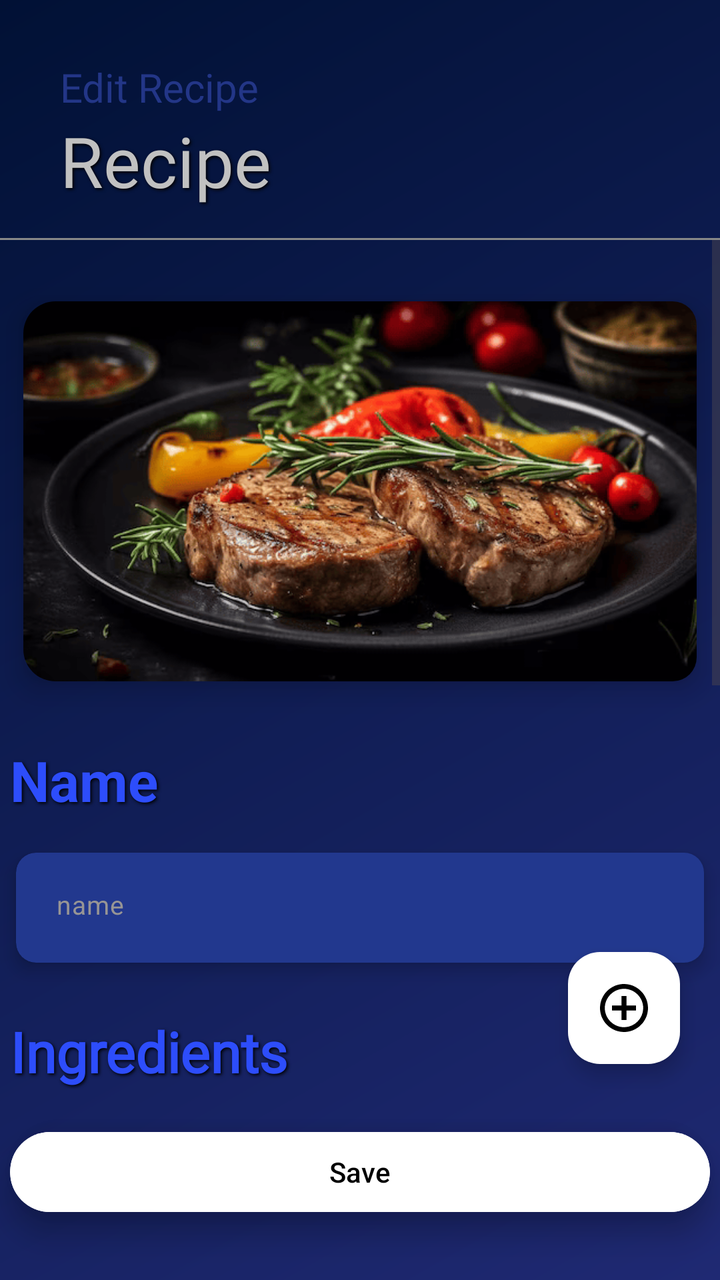
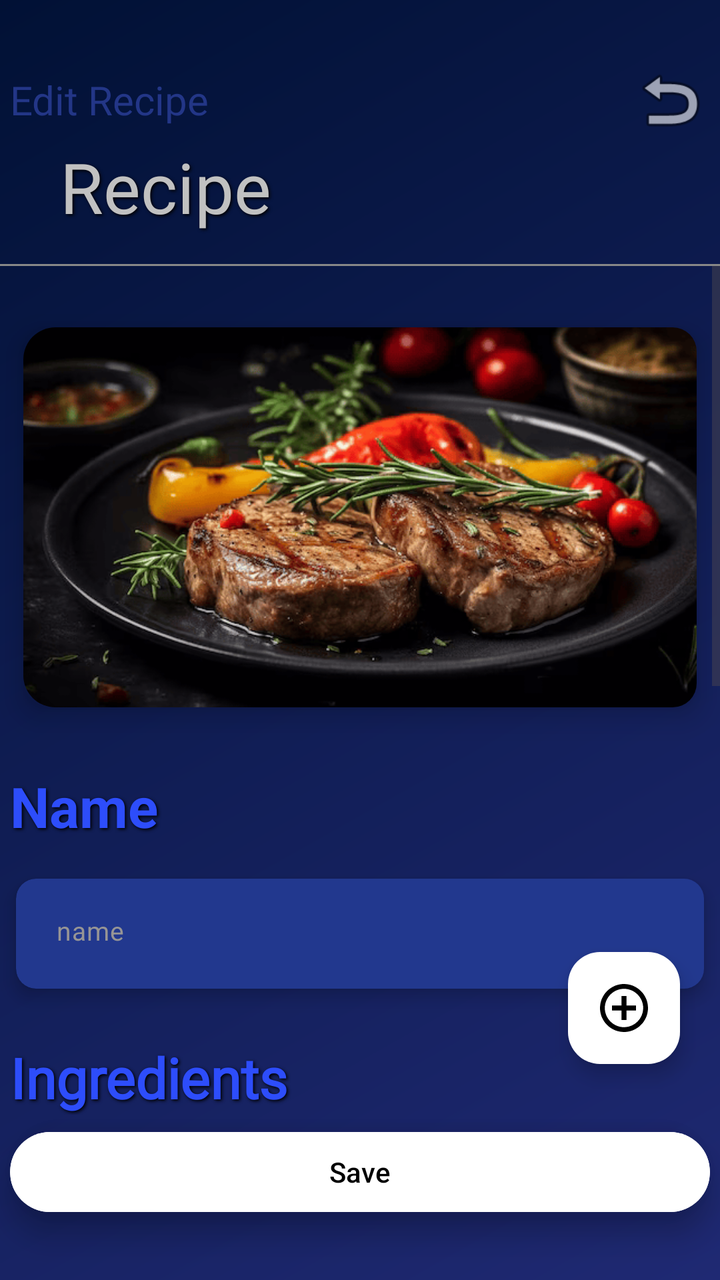

The first picture is an Android layout as it rendered before a commit; the second is the same layout after the commit. The layout source and the unified diff follow.
<!-- AndroidManifest.xml: application theme Theme.Recipe -->
<!-- res/layout/activity_edit_recipe.xml -->
<androidx.constraintlayout.widget.ConstraintLayout
    xmlns:android="http://schemas.android.com/apk/res/android"
    xmlns:app="http://schemas.android.com/apk/res-auto"
    xmlns:tools="http://schemas.android.com/tools"
    android:id="@+id/main"
    android:layout_width="match_parent"
    android:layout_height="match_parent"
    android:background="@drawable/my_background">

    
    <TextView
        android:id="@+id/YourRecipeTextView"
        android:layout_width="0dp"
        android:layout_height="wrap_content"
        android:layout_marginTop="30dp"
        android:layout_marginStart="30dp"
        android:layout_marginEnd="30dp"
        android:fontFamily="@font/archivo_black"
        android:gravity="start"
        android:text="Edit Recipe"
        android:textColor="@color/my_recipes_background"
        android:textSize="20sp"
        app:layout_constraintTop_toTopOf="parent"
        app:layout_constraintStart_toStartOf="parent"
        app:layout_constraintEnd_toEndOf="parent"/>

    
    <TextView
        android:id="@+id/RecipeTextViewShow"
        android:layout_width="0dp"
        android:layout_height="wrap_content"
        android:fontFamily="@font/open_sans_light"
        android:gravity="start"
        android:layout_marginStart="30dp"
        android:layout_marginEnd="30dp"
        android:minHeight="62dp"
        android:maxHeight="200dp"
        android:shadowColor="#000000"
        android:shadowDx="2"
        android:shadowDy="2"
        android:shadowRadius="4"
        android:text="Recipe"
        android:textColor="@color/my_text_view_back"
        android:textSize="35sp"
        app:layout_constraintEnd_toEndOf="parent"
        app:layout_constraintStart_toStartOf="parent"
        app:layout_constraintTop_toBottomOf="@id/YourRecipeTextView" />

    
    <View
        android:id="@+id/lineUnderText"
        android:layout_width="0dp"
        android:layout_height="1dp"
        android:background="#888888"
        app:layout_constraintTop_toBottomOf="@id/RecipeTextViewShow"
        app:layout_constraintStart_toStartOf="parent"
        app:layout_constraintEnd_toEndOf="parent"/>

    
    <ScrollView
        android:id="@+id/scrollContent"
        android:layout_width="0dp"
        android:layout_height="0dp"
        android:fillViewport="true"
        android:layout_marginBottom="70dp"
        app:layout_constraintTop_toBottomOf="@id/lineUnderText"
        app:layout_constraintStart_toStartOf="parent"
        app:layout_constraintEnd_toEndOf="parent"
        app:layout_constraintBottom_toBottomOf="parent">

        
        <LinearLayout
            android:layout_width="match_parent"
            android:layout_height="wrap_content"
            android:orientation="vertical">


            <androidx.cardview.widget.CardView
                android:id="@+id/CardViewRecipeImage"
                android:layout_width="wrap_content"
                android:layout_height="wrap_content"
                android:layout_marginTop="15dp"
                android:layout_gravity="center"
                app:cardCornerRadius="12dp"
                app:cardElevation="8dp"
                app:cardUseCompatPadding="true"
                app:cardBackgroundColor="@android:color/transparent">


                <ImageView
                    android:id="@+id/RecipeImageView"
                    android:layout_width="350dp"
                    android:layout_height="190dp"
                    android:background="@drawable/rounded_image"
                    android:clipToOutline="true"
                    android:scaleType="centerCrop"
                    android:src="@drawable/steak"
                    tools:layout_editor_absoluteX="-66dp"
                    tools:layout_editor_absoluteY="-4dp"
                    />
            </androidx.cardview.widget.CardView>

            <TextView
                android:id="@+id/TextViewNameRecipe"
                android:layout_width="350dp"
                android:layout_height="wrap_content"
                android:layout_gravity="center"
                android:layout_marginTop="15dp"
                android:shadowColor="#000000"
                android:shadowDx="2"
                android:shadowDy="2"
                android:shadowRadius="4"
                android:text="Name"
                android:textColor="@color/my_text_view_show"
                android:textSize="28sp"
                android:textStyle="bold" />

            <androidx.cardview.widget.CardView
                android:id="@+id/CardViewRecipeName"
                android:layout_width="wrap_content"
                android:layout_height="wrap_content"
                android:layout_gravity="center"
                android:layout_marginTop="7dp"
                android:padding="8dp"
                app:cardBackgroundColor="@android:color/transparent"
                app:cardElevation="5dp"
                app:cardCornerRadius="10dp"
                app:cardUseCompatPadding="true">



                <EditText
                    android:id="@+id/EditTextRecipe"
                    style="@style/Widget.Material3.AutoCompleteTextView.OutlinedBox"
                    android:layout_width="350dp"
                    android:layout_height="wrap_content"
                    android:minHeight="55dp"
                    android:gravity="start"
                    android:background="@drawable/textview_border"
                    android:hint="name"
                    android:inputType="text"
                    android:paddingStart="20dp"
                    android:textColor="#DCDCDC"
                    android:textColorHint="#979595"
                    android:textSize="13sp"/>

            </androidx.cardview.widget.CardView>


            
            <TextView
                android:id="@+id/TextViewIngredients"
                android:layout_width="350dp"
                android:layout_height="wrap_content"
                android:layout_gravity="center"
                android:layout_marginTop="15dp"
                android:fontFamily="@font/bakbak_one"
                android:shadowColor="#000000"
                android:shadowDx="2"
                android:shadowDy="2"
                android:shadowRadius="4"
                android:text="Ingredients"
                android:textColor="@color/my_text_view_show"
                android:textSize="28sp"
                android:textStyle="bold" />

            <androidx.recyclerview.widget.RecyclerView
                android:id="@+id/RecyclerViewIngredients"
                android:layout_width="match_parent"
                android:layout_height="wrap_content"
                android:nestedScrollingEnabled="false"
                android:overScrollMode="never"
                tools:listitem="@layout/ingredient_item"
                tools:itemCount="2" />






            <TextView
                android:id="@+id/TextViewInstruction"
                android:layout_width="350dp"
                android:layout_height="wrap_content"
                android:layout_gravity="center"
                android:layout_marginTop="60dp"
                android:text="Instruction"
                android:textColor="@color/my_text_view_show"
                android:textSize="28sp"
                android:fontFamily="@font/bakbak_one"
                android:textStyle="bold"
                android:shadowColor="#000000"
                android:shadowDx="2"
                android:shadowDy="2"
                android:shadowRadius="4"/>


            <androidx.cardview.widget.CardView
                android:id="@+id/CardViewInstruction"
                android:layout_width="wrap_content"
                android:layout_height="wrap_content"
                app:cardElevation="8dp"
                android:layout_marginBottom="150dp"
                app:cardCornerRadius="12dp"
                app:cardUseCompatPadding="true"
                app:cardBackgroundColor="@android:color/transparent"
                android:layout_marginTop="7dp"
                android:layout_gravity="center"
                >

            <EditText
                android:id="@+id/EditTextInsctructionRecipe"
                style="@style/Widget.Material3.AutoCompleteTextView.OutlinedBox"
                android:layout_width="350dp"
                android:layout_height="wrap_content"
                android:minHeight="200dp"
                android:background="@drawable/textview_border"
                android:gravity="top|start"
                android:layout_gravity="center"
                android:hint="instruction"
                android:inputType="textMultiLine"
                android:scrollHorizontally="false"
                android:singleLine="false"
                android:textColor="#DCDCDC"
                android:textColorHint="#979595"
                android:textSize="13sp"
                android:scrollbars="vertical"
                app:layout_constraintStart_toStartOf="parent"
                app:layout_constraintEnd_toEndOf="parent"/>
            </androidx.cardview.widget.CardView>

        </LinearLayout>


    </ScrollView>

    <com.google.android.material.floatingactionbutton.FloatingActionButton
        android:id="@+id/floatingActionButton"
        android:layout_width="wrap_content"
        android:layout_height="wrap_content"
        android:layout_marginEnd="20dp"
        android:layout_marginBottom="30dp"
        android:contentDescription="@string/app_name"
        app:backgroundTint="@color/my_textView_gray"
        app:layout_constraintBottom_toTopOf="@id/CardView"
        app:layout_constraintEnd_toEndOf="parent"
        app:srcCompat="@drawable/ic_add_recipe"
        app:tint="@color/black" />

    <androidx.cardview.widget.CardView
        android:id="@+id/CardView"
        android:layout_width="350dp"
        android:layout_height="wrap_content"
        android:layout_gravity="center"
        android:layout_marginTop="20dp"
        android:layout_marginBottom="30dp"
        app:cardBackgroundColor="@android:color/transparent"
        app:cardCornerRadius="120dp"
        app:cardElevation="8dp"
        app:layout_constraintBottom_toBottomOf="parent"
        app:layout_constraintStart_toStartOf="parent"
        app:layout_constraintEnd_toEndOf="parent">

        <Button
            android:id="@+id/RecipeEditButton"
            android:layout_width="match_parent"
            android:layout_height="match_parent"
            android:backgroundTint="@color/my_textView_gray"
            android:elevation="8dp"
            android:text="Save"
            android:textColor="@color/black" />
    </androidx.cardview.widget.CardView>

</androidx.constraintlayout.widget.ConstraintLayout>
<!-- res/layout/ingredient_item.xml (included above) -->
<?xml version="1.0" encoding="utf-8"?>
<androidx.constraintlayout.widget.ConstraintLayout xmlns:android="http://schemas.android.com/apk/res/android"
    xmlns:app="http://schemas.android.com/apk/res-auto"
    xmlns:tools="http://schemas.android.com/tools"
    android:id="@+id/linearLayout"
    android:layout_width="match_parent"
    android:layout_height="wrap_content"
    android:layout_marginTop="20dp">

    
    <TextView
        android:id="@+id/TextViewIngredient"
        android:layout_width="350dp"
        android:layout_height="wrap_content"
        android:gravity="left"
        android:text="Ingredient"
        android:textStyle="bold"
        android:textColor="@color/my_text_view_back"
        android:textSize="21sp"
        app:layout_constraintEnd_toEndOf="parent"
        app:layout_constraintStart_toStartOf="parent"
        app:layout_constraintTop_toTopOf="parent" />

    <androidx.cardview.widget.CardView
        android:id="@+id/CardViewIngredient"
        android:layout_width="wrap_content"
        android:layout_height="wrap_content"
        android:layout_gravity="center"
        android:layout_marginTop="7dp"
        android:padding="8dp"
        app:cardBackgroundColor="@android:color/transparent"
        app:cardElevation="8dp"
        app:cardCornerRadius="10dp"
        app:cardUseCompatPadding="true"
        app:layout_constraintTop_toBottomOf="@id/TextViewIngredient"
        app:layout_constraintStart_toStartOf="parent"
        app:layout_constraintEnd_toEndOf="parent">

        <LinearLayout
            android:id="@+id/LinearLayoutIngredient"
            android:layout_width="350dp"
            android:layout_height="50dp"
            android:orientation="horizontal"
            android:gravity="center"
            android:background="@drawable/textview_border">

            <EditText
                android:id="@+id/EditTextNameIngredient"
                android:singleLine="true"
                android:scrollHorizontally="true"
                android:ellipsize="none"
                android:inputType="text"
                android:layout_width="140dp"
                android:layout_height="50dp"
                android:layout_marginStart="20dp"
                android:hint="name"
                android:paddingTop="15dp"
                android:textColorHint="@android:color/darker_gray"
                android:textColor="@color/my_text_view_back"
                android:textSize="13sp" />

            <FrameLayout
                android:layout_width="wrap_content"
                android:layout_height="wrap_content">

                <EditText
                    android:id="@+id/EditTextWeight"
                    android:layout_width="80dp"
                    android:layout_height="50dp"
                    android:background="@drawable/weight_border"
                    android:gravity="center"
                    android:paddingStart="7dp"
                    android:paddingEnd="7dp"
                    android:hint="Weight"
                    android:inputType="numberDecimal"
                    android:minHeight="48dp"
                    android:textColor="@color/my_text_view_back"
                    android:textColorHint="@color/my_text_view_back"
                    android:textSize="12sp" />
            </FrameLayout>

            <FrameLayout
                android:layout_width="wrap_content"
                android:layout_height="wrap_content">

                <TextView
                    android:id="@+id/TextViewUnit"
                    android:layout_width="70dp"
                    android:layout_height="50dp"
                    android:background="@drawable/weight_border"
                    android:gravity="center"
                    android:hint="kg"
                    android:inputType="numberDecimal"
                    android:minHeight="48dp"
                    android:textColor="@color/my_text_view_back"
                    android:textColorHint="#979595"
                    android:textSize="13sp" />
            </FrameLayout>

            <Spinner
                android:id="@+id/SpinnerUnit"
                android:layout_width="wrap_content"
                android:layout_height="70dp"
                android:entries="@array/ingredients_unit"
                android:minHeight="48dp" />
        </LinearLayout>
    </androidx.cardview.widget.CardView>

    <Button
        android:id="@+id/ButtonDelete"
        style="@style/Widget.AppCompat.Button.Borderless.Colored"
        android:layout_width="wrap_content"
        android:layout_height="wrap_content"
        android:layout_marginEnd="25dp"
        android:minHeight="48dp"
        android:text="Delete"
        android:textColor="@android:color/holo_red_dark"
        android:textSize="10sp"
        app:layout_constraintBaseline_toBaselineOf="@id/TextViewIngredient"
        app:layout_constraintEnd_toEndOf="parent" />

</androidx.constraintlayout.widget.ConstraintLayout>
<!-- resources referenced by this layout -->
<resources>
  <string-array name="ingredients_unit">
          <item>kg</item>
          <item>gr</item>
          <item>l</item>
          <item>ml</item>
          <item>tbsp</item>
          <item>tsp</item>
  
      </string-array>
  <color name="black">#FF000000</color>
  <color name="my_recipes_background">#233687</color>
  <color name="my_textView_gray">#FFFFFF</color>
  <color name="my_text_view_back">#C1C1C1</color>
  <color name="my_text_view_show">#2D4DFB</color>
  <!-- drawable ic_add_recipe (drawable) -->
  <vector xmlns:android="http://schemas.android.com/apk/res/android"
      android:width="512dp"
      android:height="512dp"
      android:viewportWidth="512"
      android:viewportHeight="512">
    <path
        android:pathData="M233,1c-19.9,1.8 -46.4,7.8 -64.9,14.6 -23.7,8.8 -52.9,25.4 -72.7,41.4 -10.1,8.2 -30.2,28.3 -38.4,38.4 -16,19.8 -32.6,49 -41.4,72.7 -12.4,33.6 -17.8,74.2 -14.6,109.7 1.9,21.6 7.6,47 14.6,66.1 8.8,23.7 25.4,52.9 41.4,72.7 8.2,10.1 28.3,30.2 38.4,38.4 19.8,16 49,32.6 72.7,41.4 33.6,12.4 74.2,17.8 109.7,14.6 21.6,-1.9 47,-7.6 66.1,-14.6 23.7,-8.8 52.9,-25.4 72.7,-41.4 10.1,-8.2 30.2,-28.3 38.4,-38.4 16,-19.8 32.6,-49 41.4,-72.7 7,-19.1 12.7,-44.5 14.6,-66.1 3.2,-35.5 -2.2,-76.1 -14.6,-109.7 -8.8,-23.7 -25.4,-52.9 -41.4,-72.7 -8.2,-10.1 -28.3,-30.2 -38.4,-38.4 -19.8,-16 -49,-32.6 -72.7,-41.4 -33.7,-12.4 -74.7,-17.8 -110.9,-14.6zM273.5,52c48.6,4.6 92.4,25.1 126.9,59.6 67.5,67.6 79.6,169.9 29.8,251.4 -15.7,25.7 -41.5,51.5 -67.2,67.2 -54.4,33.3 -118.8,39.7 -177.8,17.6 -27.9,-10.4 -52.3,-26.2 -73.6,-47.4 -62.5,-62.6 -78.1,-156.4 -39,-234.7 37.8,-75.7 118.5,-121.4 200.9,-113.7z"
        android:fillColor="#000000"
        android:strokeColor="#00000000"/>
    <path
        android:pathData="M230,179l0,51 -51,-0 -51,-0 0,26 0,26 51,-0 51,-0 0,51 0,51 26,-0 26,-0 0,-51 0,-51 51,-0 51,-0 0,-26 0,-26 -51,-0 -51,-0 0,-51 0,-51 -26,-0 -26,-0 0,51z"
        android:fillColor="#000000"
        android:strokeColor="#00000000"/>
  </vector>
  <!-- drawable my_background (drawable) -->
  <shape xmlns:android="http://schemas.android.com/apk/res/android"
      android:shape="rectangle">
  
  
      <gradient
          android:type="linear"
          android:startColor="#011135"
          android:endColor="#1F2973"
          android:angle="315" />
  
      <size
          android:width="1080dp"
          android:height="1920dp" />
  </shape>
  <!-- drawable rounded_image (drawable) -->
  <?xml version="1.0" encoding="utf-8"?>
  <shape xmlns:android="http://schemas.android.com/apk/res/android"
      android:shape="rectangle">
  
      <solid android:color="@android:color/transparent"/>
  
      
      <corners android:radius="16dp"/>
  </shape>
  <!-- drawable steak: png bitmap (drawable, 103174 bytes) -->
  <!-- drawable textview_border (drawable) -->
  <?xml version="1.0" encoding="utf-8"?>
  <shape xmlns:android="http://schemas.android.com/apk/res/android"
      android:shape="rectangle">
  
      
      <solid android:color="#22388E" />
  
      
  
  
      
      <corners android:radius="10dp" />
  </shape>
  <!-- drawable weight_border: png bitmap (drawable, 4779 bytes) -->
  <string name="app_name">Recipe</string>
  <style name="Theme.Recipe" parent="Base.Theme.Recipe" />
  <style name="Base.Theme.Recipe" parent="Theme.Material3.DayNight.NoActionBar">
          
          
      </style>
</resources>

<!-- the commit's change to res/layout/activity_edit_recipe.xml (unified diff, before → after) -->
@@ -8,21 +8,36 @@
     android:background="@drawable/my_background">
 
     
-    <TextView
-        android:id="@+id/YourRecipeTextView"
-        android:layout_width="0dp"
-        android:layout_height="wrap_content"
+
+    <LinearLayout
+        android:id="@+id/LinearTitle"
+        android:layout_width="350dp"
+        android:layout_height="wrap_content"
+        android:gravity="center_vertical"
+        android:orientation="horizontal"
         android:layout_marginTop="30dp"
-        android:layout_marginStart="30dp"
-        android:layout_marginEnd="30dp"
-        android:fontFamily="@font/archivo_black"
-        android:gravity="start"
-        android:text="Edit Recipe"
-        android:textColor="@color/my_recipes_background"
-        android:textSize="20sp"
         app:layout_constraintTop_toTopOf="parent"
-        app:layout_constraintStart_toStartOf="parent"
-        app:layout_constraintEnd_toEndOf="parent"/>
+        app:layout_constraintEnd_toEndOf="parent"
+        app:layout_constraintStart_toStartOf="parent"
+        tools:ignore="MissingConstraints">
+
+        <TextView
+            android:id="@+id/YourRecipeTextView"
+            android:layout_width="0dp"
+            android:layout_height="wrap_content"
+            android:layout_weight="1"
+            android:fontFamily="@font/archivo_black"
+            android:text="Edit Recipe"
+            android:textColor="@color/my_recipes_background"
+            android:textSize="20sp" />
+
+        <ImageView
+            android:id="@+id/ImageViewBack"
+            android:layout_width="40dp"
+            android:layout_height="40dp"
+            android:src="@android:drawable/ic_menu_revert" />
+    </LinearLayout>
+
 
     
     <TextView
@@ -44,7 +59,7 @@
         android:textSize="35sp"
         app:layout_constraintEnd_toEndOf="parent"
         app:layout_constraintStart_toStartOf="parent"
-        app:layout_constraintTop_toBottomOf="@id/YourRecipeTextView" />
+        app:layout_constraintTop_toBottomOf="@id/LinearTitle" />
 
     
     <View
